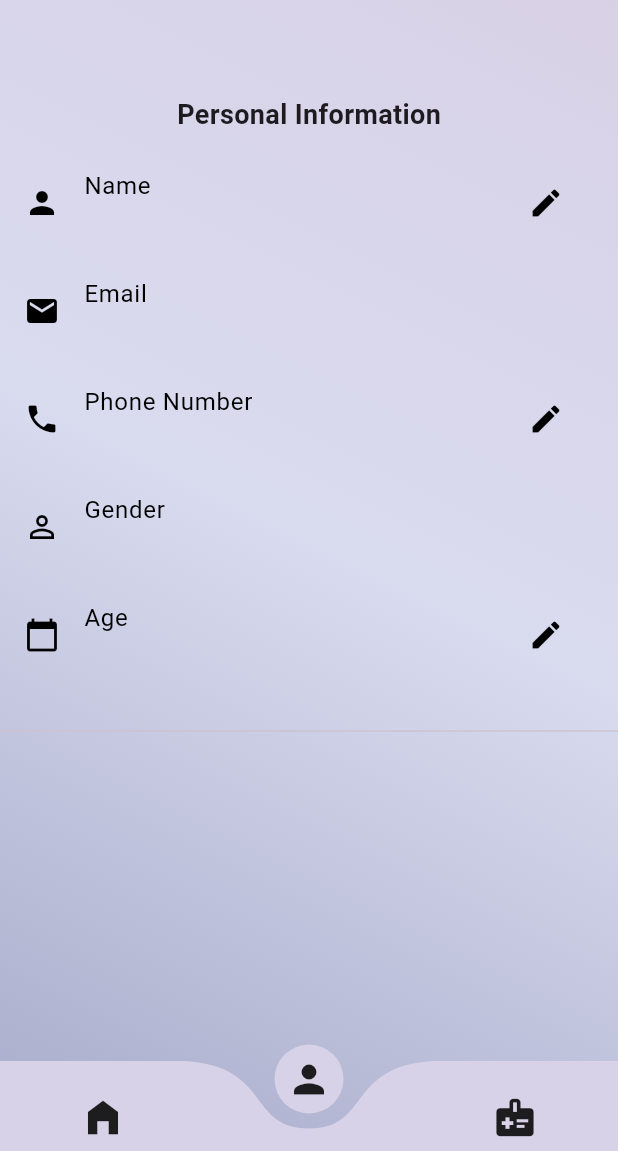
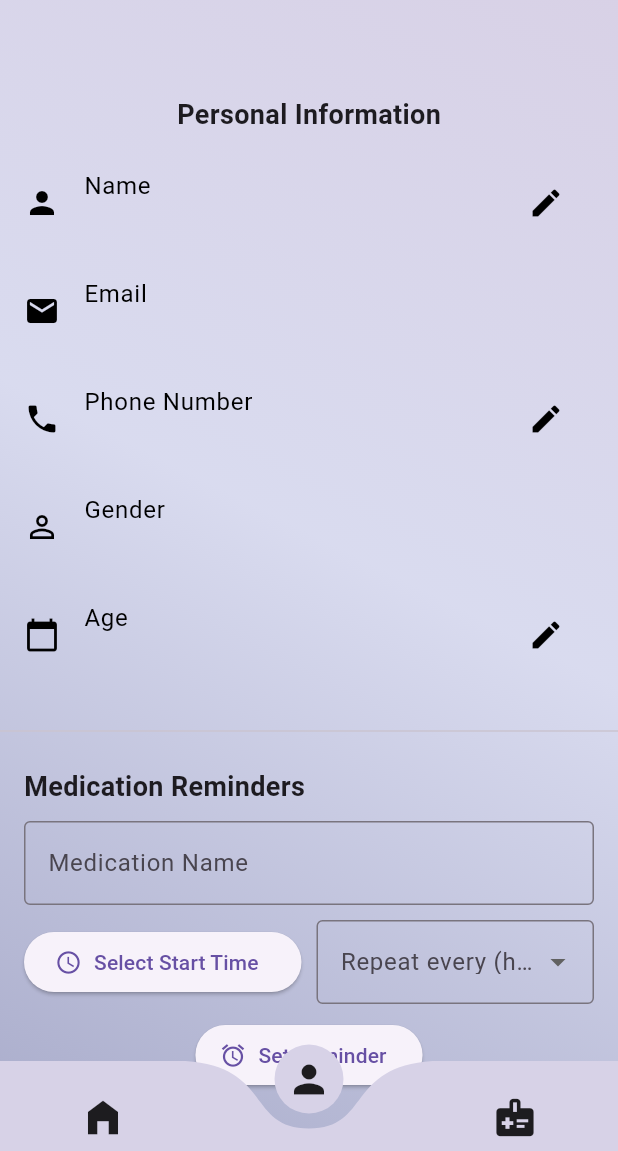
Before and after one commit to nadinnah/puffpal-usingFlutter, a Flutter app: the AppShell screen opened by its route, item 2 of the bottom bar chosen, on a phone screen of 412 x 824 dp, the part 85-1236 px from its top. Run offline on Flutter 3.47's test engine with Material 3 defaults, Android fonts, the light colour scheme and no system bars; drawn by our look-alikes of curved_navigation_bar; our stand-ins replace cloud_firestore, firebase_auth, firebase_core, firebase_messaging, flutter_dotenv, flutter_local_notifications and 9 more; missing offline and left inert: android_alarm_manager_plus; accounts and stored records are empty; network calls fail.

Commit message:
trying to add medication reminder notifications

```diff
--- /dev/null
+++ b/lib/models/medication.dart
@@ -0,0 +1,27 @@
+class Medication {
+  final String name;
+  final DateTime startTime;
+  final int repeatHours;
+
+  Medication({
+    required this.name,
+    required this.startTime,
+    required this.repeatHours,
+  });
+
+  Map<String, dynamic> toMap() {
+    return {
+      'name': name,
+      'startTime': startTime.toIso8601String(),
+      'repeatHours': repeatHours,
+    };
+  }
+
+  factory Medication.fromMap(Map<String, dynamic> map) {
+    return Medication(
+      name: map['name'],
+      startTime: DateTime.parse(map['startTime']),
+      repeatHours: map['repeatHours'],
+    );
+  }
+}
--- a/lib/views/profile_page.dart
+++ b/lib/views/profile_page.dart
@@ -2,6 +2,8 @@ import 'package:firebase_auth/firebase_auth.dart';
 import 'package:flutter/material.dart';
 import 'package:puffpal/services/sqlite_service.dart';
 import 'package:shared_preferences/shared_preferences.dart';
+
+import '../services/local_notification_service.dart';
 
 class ProfilePage extends StatefulWidget {
   const ProfilePage({super.key});
@@ -14,6 +16,11 @@ class _ProfilePageState extends State<ProfilePage> {
   LocalDatabase localdb = LocalDatabase();
   FirebaseAuth auth = FirebaseAuth.instance;
   Map<String, dynamic> userData = {};
+
+  final TextEditingController medNameController = TextEditingController();
+  TimeOfDay? selectedTime;
+  int? repeatHours;
+  final LocalNotificationService notificationService = LocalNotificationService();
 
   @override
   void initState() {
@@ -88,6 +95,102 @@ class _ProfilePageState extends State<ProfilePage> {
           const SizedBox(height: 20),
 
           const Divider(),
+          Padding(
+            padding: const EdgeInsets.all(16.0),
+            child: Column(
+              crossAxisAlignment: CrossAxisAlignment.start,
+              children: [
+                Text(
+                  "Medication Reminders",
+                  style: TextStyle(fontSize: 18, fontWeight: FontWeight.bold),
+                ),
+                const SizedBox(height: 10),
+                TextField(
+                  controller: medNameController,
+                  decoration: InputDecoration(
+                    labelText: "Medication Name",
+                    border: OutlineInputBorder(),
+                  ),
+                ),
+                const SizedBox(height: 10),
+                Row(
+                  children: [
+                    Expanded(
+                      child: ElevatedButton.icon(
+                        onPressed: () async {
+                          final time = await showTimePicker(
+                            context: context,
+                            initialTime: TimeOfDay.now(),
+                          );
+                          if (time != null) {
+                            setState(() => selectedTime = time);
+                          }
+                        },
+                        icon: Icon(Icons.access_time),
+                        label: Text(selectedTime == null
+                            ? "Select Start Time"
+                            : "Start: ${selectedTime!.format(context)}"),
+                      ),
+                    ),
+                    const SizedBox(width: 10),
+                    Expanded(
+                      child: DropdownButtonFormField<int>(
+                        decoration: InputDecoration(
+                          labelText: "Repeat every (hours)",
+                          border: OutlineInputBorder(),
+                        ),
+                        value: repeatHours,
+                        items: [4, 6, 8, 12].map((h) {
+                          return DropdownMenuItem(
+                            value: h,
+                            child: Text("$h hours"),
+                          );
+                        }).toList(),
+                        onChanged: (value) => setState(() => repeatHours = value),
+                      ),
+                    ),
+                  ],
+                ),
+                const SizedBox(height: 10),
+                Center(
+                  child: ElevatedButton.icon(
+                    icon: Icon(Icons.alarm),
+                    label: Text("Set Reminder"),
+                    onPressed: () async {
+                      if (medNameController.text.isEmpty ||
+                          selectedTime == null ||
+                          repeatHours == null) {
+                        ScaffoldMessenger.of(context).showSnackBar(
+                          SnackBar(content: Text("Please fill all fields")),
+                        );
+                        return;
+                      }
+
+                      // Convert selected time to DateTime
+                      final now = DateTime.now();
+                      final start = DateTime(
+                        now.year,
+                        now.month,
+                        now.day,
+                        selectedTime!.hour,
+                        selectedTime!.minute,
+                      );
+
+                      await notificationService.scheduleRepeatingReminder(
+                        medNameController.text,
+                        start,
+                        repeatHours!,
+                      );
+
+                      ScaffoldMessenger.of(context).showSnackBar(
+                        SnackBar(content: Text("Reminder set for ${medNameController.text}")),
+                      );
+                    },
+                  ),
+                ),
+              ],
+            ),
+          ),
         ],
       ),
     );
```
Also changed, not shown: lib/services/local_notification_service.dart (+33 -5 lines).
